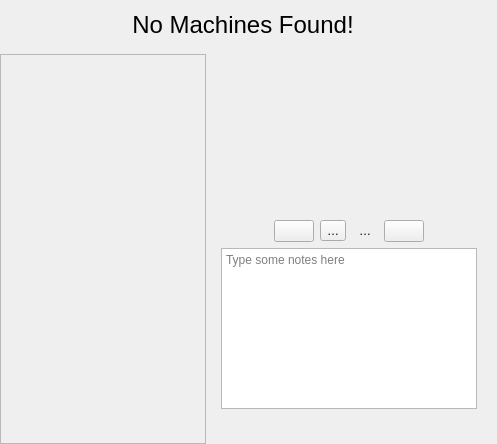
The window that src/qt/qt_vmmanager_details.ui (86Box/86Box) describes before a commit, drawn with Qt 5.
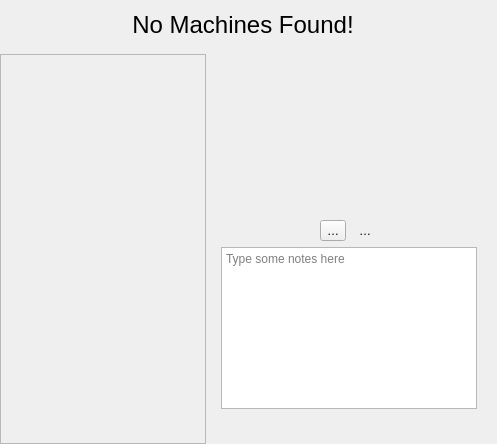
The same window after the commit.

Commit message: Manager: Remove unused alternative design for next/prev screenshot buttons

The edit to the form file:
```diff
--- a/src/qt/qt_vmmanager_details.ui
+++ b/src/qt/qt_vmmanager_details.ui
@@ -146,22 +146,6 @@
               </property>
              </spacer>
             </item>
-            <item>
-             <widget class="QPushButton" name="screenshotPrevious">
-              <property name="sizePolicy">
-               <sizepolicy hsizetype="Maximum" vsizetype="Fixed">
-                <horstretch>0</horstretch>
-                <verstretch>0</verstretch>
-               </sizepolicy>
-              </property>
-              <property name="text">
-               <string/>
-              </property>
-              <property name="flat">
-               <bool>false</bool>
-              </property>
-             </widget>
-            </item>
             <item>
              <widget class="QWidget" name="ssNavTBHolder" native="true">
               <layout class="QHBoxLayout" name="horizontalLayout_4">
@@ -178,14 +162,14 @@
                 <number>0</number>
                </property>
                <item>
-                <widget class="QToolButton" name="screenshotPreviousTB">
+                <widget class="QToolButton" name="screenshotPrevious">
                  <property name="text">
                   <string>…</string>
                  </property>
                 </widget>
                </item>
                <item>
-                <widget class="QToolButton" name="screenshotNextTB">
+                <widget class="QToolButton" name="screenshotNext">
                  <property name="text">
                   <string>…</string>
                  </property>
@@ -197,19 +181,6 @@
               </layout>
              </widget>
             </item>
-            <item>
-             <widget class="QPushButton" name="screenshotNext">
-              <property name="sizePolicy">
-               <sizepolicy hsizetype="Maximum" vsizetype="Fixed">
-                <horstretch>0</horstretch>
-                <verstretch>0</verstretch>
-               </sizepolicy>
-              </property>
-              <property name="text">
-               <string/>
-              </property>
-             </widget>
-            </item>
             <item>
              <spacer name="horizontalSpacer_2">
               <property name="orientation">
```
The commit also changes 1 other file.
